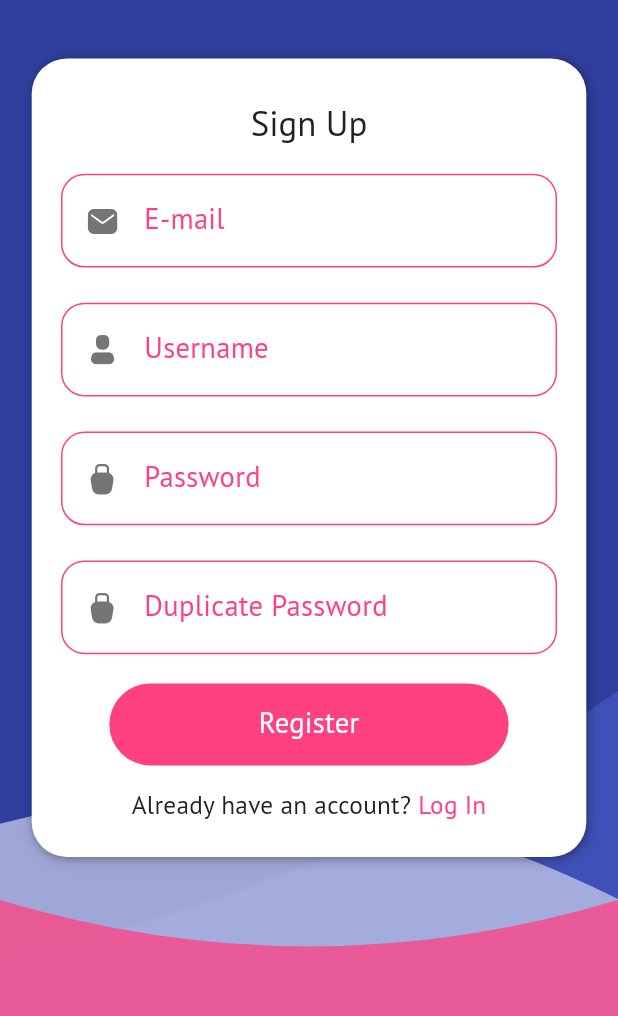
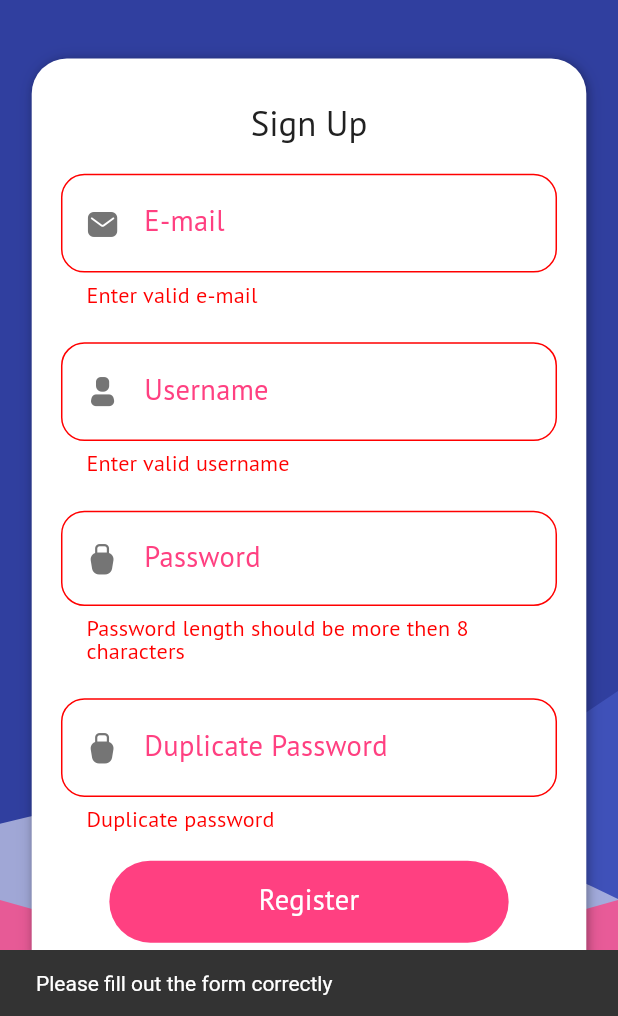
Before and after one commit to fivenation/Currency-App, a Flutter app: the RegisterPage screen opened by its route, after a tap on "Register", on a phone screen of 412 x 824 dp, the part 220-1236 px from its top. Run offline on Flutter 3.47's test engine with Material 2 defaults, Android fonts, the phone set to English and light mode, and no system bars; our stand-ins replace firebase_core, firebase_crashlytics, flutter_screenutil, freezed_annotation, get_it, go_router and 5 more; missing offline and left inert: dart:ffi; accounts and stored records are empty.

Commit message:
feature auth form validation

```diff
--- a/lib/main.dart
+++ b/lib/main.dart
@@ -4,6 +4,7 @@ import 'package:currency_app/domain/dependencies/service_locator.config.dart';
 import 'package:currency_app/domain/dependencies/service_locator.dart';
 import 'package:currency_app/firebase_options.dart';
 import 'package:currency_app/presentation/application.dart';
+import 'package:currency_app/presentation/pages/auth_page/form_validator.dart';
 import 'package:currency_app/utils/logger.dart';
 import 'package:firebase_core/firebase_core.dart';
 import 'package:firebase_crashlytics/firebase_crashlytics.dart';
--- /dev/null
+++ b/lib/presentation/pages/auth_page/form_validator.dart
@@ -0,0 +1,50 @@
+import 'package:currency_app/utils/logger.dart';
+
+class FormValidator {
+  FormValidator();
+
+  static const _minPasswordLength = 8;
+
+  String? email(String? input) {
+    if (input == null) {
+      return "Enter e-mail"; /// TODO S.of(context)
+    }
+    if (!RegExp(r"^[a-zA-Z0-9.a-zA-Z0-9.!#$%&'*+-/=?^_`{|}~]+@[a-zA-Z0-9]+\.[a-zA-Z]+").hasMatch(input!)) {
+      return "Enter valid e-mail"; /// TODO S.of(context)
+    }
+    return null;
+  }
+
+  String? username(String? input) {
+    if (input == null) {
+      return "Enter username"; /// TODO S.of(context)
+    }
+    if (!RegExp(r"^[a-zA-Z0-9.a-zA-Z0-9.!#$%&'*+-/=?^_`{|}~]+").hasMatch(input!)) {
+      return "Enter valid username"; /// TODO S.of(context)
+    }
+    return null;
+  }
+
+  String? password(String? input) {
+    if (input == null) {
+      return "Enter password"; /// TODO S.of(context)
+    }
+    if (input!.length < _minPasswordLength) {
+      return "Password length should be more then 8 characters"; /// TODO S.of(context)
+    }
+    return null;
+  }
+
+  String? passwordDuplicate(String? input1, String? input2) {
+    if (input1 == null) {
+      return "Duplicate password"; /// TODO S.of(context)
+    }
+    if (input1!.isEmpty) {
+      return "Duplicate password"; /// TODO S.of(context)
+    }
+    if (input1 != input2) {
+      return "Password mismatch"; /// TODO S.of(context)
+    }
+    return null;
+  }
+}
--- a/lib/presentation/pages/auth_page/login_page.dart
+++ b/lib/presentation/pages/auth_page/login_page.dart
@@ -1,6 +1,7 @@
 import 'package:currency_app/domain/dependencies/service_locator.dart';
 import 'package:currency_app/presentation/navigation/route_names.dart';
 import 'package:currency_app/presentation/navigation/router.dart';
+import 'package:currency_app/presentation/pages/auth_page/form_validator.dart';
 import 'package:currency_app/presentation/pages/auth_page/widgets/auth_background.dart';
 import 'package:currency_app/presentation/pages/auth_page/widgets/auth_form_input.dart';
 import 'package:currency_app/presentation/pages/auth_page/widgets/auth_form_widget.dart';
@@ -8,6 +9,7 @@ import 'package:currency_app/presentation/theme/app_icons_icons.dart';
 import 'package:currency_app/presentation/theme/color_scheme.dart';
 import 'package:currency_app/presentation/theme/text_styles.dart';
 import 'package:currency_app/utils/l10n/S.dart';
+import 'package:currency_app/utils/scaffold_messenger.dart';
 import 'package:flutter/material.dart';
 import 'package:flutter_screenutil/flutter_screenutil.dart';
 
@@ -20,6 +22,7 @@ class LoginPage extends StatefulWidget {
 
 class _LoginPageState extends State<LoginPage> {
 
+  final _loginForm = GlobalKey<FormState>();
   final TextEditingController _emailController = TextEditingController();
   final TextEditingController _passwordController = TextEditingController();
 
@@ -31,7 +34,10 @@ class _LoginPageState extends State<LoginPage> {
   static const Color _textColor = Color(0xFF212121);
 
   void onSubmit() {
+    if (_loginForm.currentState!.validate()) {
 
+    }
+    getIt<Messenger>().showMessage(message: "Please fill out the form correctly"); /// TODO S.of(context)
   }
 
   void onRegisterButton() {
@@ -72,6 +78,7 @@ class _LoginPageState extends State<LoginPage> {
                   ),
                 ),
                 AuthFormWidget(
+                  formKey: _loginForm,
                   margin: EdgeInsets.symmetric(horizontal: 20.w, vertical: 20.h),
                   child: Column(
                     mainAxisAlignment: MainAxisAlignment.start,
@@ -91,6 +98,7 @@ class _LoginPageState extends State<LoginPage> {
                         obscure: false,
                         textColor: _textColor,
                         margin: EdgeInsets.symmetric(vertical: 12.h),
+                        validator: (value) => FormValidator().email(value),
                       ),
                       AuthFormInput(
                         hint: S.of(context).auth_login_password_hint,
@@ -99,6 +107,7 @@ class _LoginPageState extends State<LoginPage> {
                         obscure: true,
                         textColor: _textColor,
                         margin: EdgeInsets.only(top: 12.h, bottom: 20.h),
+                        validator: (value) => FormValidator().password(value),
                       ),
                       FilledButton(
                         onPressed: onSubmit,
--- a/lib/presentation/pages/auth_page/register_page.dart
+++ b/lib/presentation/pages/auth_page/register_page.dart
@@ -1,6 +1,7 @@
 import 'package:currency_app/domain/dependencies/service_locator.dart';
 import 'package:currency_app/presentation/navigation/route_names.dart';
 import 'package:currency_app/presentation/navigation/router.dart';
+import 'package:currency_app/presentation/pages/auth_page/form_validator.dart';
 import 'package:currency_app/presentation/pages/auth_page/widgets/auth_background.dart';
 import 'package:currency_app/presentation/pages/auth_page/widgets/auth_form_input.dart';
 import 'package:currency_app/presentation/pages/auth_page/widgets/auth_form_widget.dart';
@@ -8,6 +9,7 @@ import 'package:currency_app/presentation/theme/app_icons_icons.dart';
 import 'package:currency_app/presentation/theme/color_scheme.dart';
 import 'package:currency_app/presentation/theme/text_styles.dart';
 import 'package:currency_app/utils/l10n/S.dart';
+import 'package:currency_app/utils/scaffold_messenger.dart';
 import 'package:flutter/material.dart';
 import 'package:flutter_screenutil/flutter_screenutil.dart';
 
@@ -20,6 +22,7 @@ class RegisterPage extends StatefulWidget {
 
 class _RegisterPageState extends State<RegisterPage> {
 
+  final _registerForm = GlobalKey<FormState>();
   final TextEditingController _emailController = TextEditingController();
   final TextEditingController _usernameController = TextEditingController();
   final TextEditingController _passwordController = TextEditingController();
@@ -35,7 +38,10 @@ class _RegisterPageState extends State<RegisterPage> {
   static const Color _textColor = Color(0xFF212121);
 
   void onSubmit() {
+    if (_registerForm.currentState!.validate()) {
 
+    }
+    getIt<Messenger>().showMessage(message: "Please fill out the form correctly"); /// TODO S.of(context)
   }
 
   void onLoginButton() {
@@ -72,6 +78,7 @@ class _RegisterPageState extends State<RegisterPage> {
                   ),
                 ),
                 AuthFormWidget(
+                    formKey: _registerForm,
                     margin: EdgeInsets.symmetric(horizontal: 20.w, vertical: 20.h),
                     child: Column(
                       mainAxisAlignment: MainAxisAlignment.start,
@@ -91,6 +98,7 @@ class _RegisterPageState extends State<RegisterPage> {
                           obscure: false,
                           textColor: _textColor,
                           margin: EdgeInsets.symmetric(vertical: 12.h),
+                          validator: (value) => FormValidator().email(value),
                         ),
                         AuthFormInput(
                           hint: S.of(context).auth_register_username_hint,
@@ -99,6 +107,7 @@ class _RegisterPageState extends State<RegisterPage> {
                           obscure: false,
                           textColor: _textColor,
                           margin: EdgeInsets.symmetric(vertical: 12.h),
+                          validator: (value) => FormValidator().username(value),
                         ),
                         AuthFormInput(
                           hint: S.of(context).auth_register_password_hint,
@@ -107,6 +116,7 @@ class _RegisterPageState extends State<RegisterPage> {
                           obscure: true,
                           textColor: _textColor,
                           margin: EdgeInsets.symmetric(vertical: 12.h),
+                          validator: (value) => FormValidator().password(value),
                         ),
                         AuthFormInput(
                           hint: S.of(context).auth_register_duplicate_password_hint,
@@ -115,6 +125,7 @@ class _RegisterPageState extends State<RegisterPage> {
                           obscure: true,
                           textColor: _textColor,
                           margin: EdgeInsets.only(top: 12.h, bottom: 20.h),
+                          validator: (value) => FormValidator().passwordDuplicate(value, _passwordController.text),
                         ),
                         FilledButton(
                           onPressed: onSubmit,
--- a/lib/presentation/pages/auth_page/widgets/auth_form_input.dart
+++ b/lib/presentation/pages/auth_page/widgets/auth_form_input.dart
@@ -1,3 +1,5 @@
+import 'dart:ffi';
+
 import 'package:currency_app/presentation/theme/color_scheme.dart';
 import 'package:currency_app/presentation/theme/text_styles.dart';
 import 'package:flutter/material.dart';
@@ -10,8 +12,9 @@ class AuthFormInput extends StatelessWidget {
   final bool obscure;
   final Color textColor;
   final EdgeInsets? margin;
+  final String? Function(String?) validator;
 
-  const AuthFormInput({super.key, required this.hint, this.icon, required this.controller, required this.obscure, required this.textColor, this.margin});
+  const AuthFormInput({super.key, required this.hint, this.icon, required this.controller, required this.obscure, required this.textColor, this.margin, required this.validator});
 
   @override
   Widget build(BuildContext context) {
@@ -20,14 +23,21 @@ class AuthFormInput extends StatelessWidget {
     final textStyles = theme.extension<AppTextStyles>()!;
 
     return Container(
-      height: 64.h,
       margin: margin,
-      child: TextField(
+      constraints: BoxConstraints(
+        minHeight: 64.h,
+        maxHeight: 104.h,
+      ),
+      child: TextFormField(
+        validator: validator,
         controller: controller,
         obscureText: obscure,
         textAlignVertical: TextAlignVertical.center,
         style: textStyles.bodyLarge!.copyWith(color: textColor, height: 1,),
         decoration: InputDecoration(
+          isDense: true,
+          errorStyle: textStyles.bodySmall!.copyWith(color: colorScheme.red!, height: 1),
+          errorMaxLines: 2,
           contentPadding: EdgeInsets.symmetric(vertical: 24.h, horizontal: 16.w),
           labelText: hint,
           labelStyle: textStyles.bodyLarge!.copyWith(color: colorScheme.accent, height: 1),
@@ -40,6 +50,14 @@ class AuthFormInput extends StatelessWidget {
           enabledBorder: OutlineInputBorder(
             borderRadius: BorderRadius.circular(16.r),
             borderSide: BorderSide(color: colorScheme.accent!, width: 1),
+          ),
+          errorBorder: OutlineInputBorder(
+            borderRadius: BorderRadius.circular(16.r),
+            borderSide: BorderSide(color: colorScheme.red!, width: 1),
+          ),
+          focusedErrorBorder: OutlineInputBorder(
+            borderRadius: BorderRadius.circular(16.r),
+            borderSide: BorderSide(color: colorScheme.red!, width: 2),
           ),
           prefixIconColor: colorScheme.secondary,
           prefixIcon: Padding(
--- a/lib/presentation/pages/auth_page/widgets/auth_form_widget.dart
+++ b/lib/presentation/pages/auth_page/widgets/auth_form_widget.dart
@@ -6,8 +6,9 @@ class AuthFormWidget extends StatelessWidget {
 
   final Widget child;
   final EdgeInsets? margin;
+  final GlobalKey<FormState> formKey;
 
-  const AuthFormWidget({super.key, required this.child, this.margin});
+  const AuthFormWidget({super.key, required this.child, this.margin, required this.formKey});
 
   @override
   Widget build(BuildContext context) {
@@ -34,7 +35,10 @@ class AuthFormWidget extends StatelessWidget {
             ),
           ]
       ),
-      child: child,
+      child: Form(
+        key: formKey,
+        child: child,
+      ),
     );
   }
 
```
